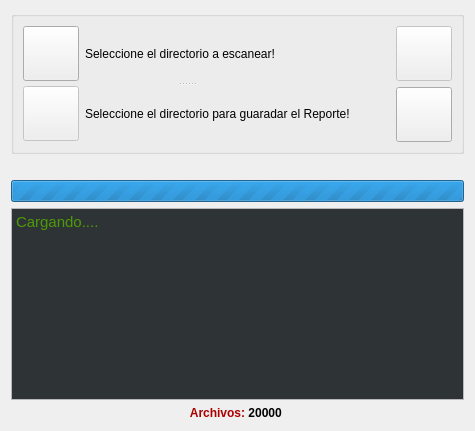
Above: ui_nsfw_scann.ui from sclMAX/NsfwReportExplorer before the change. Below: the same form after it.
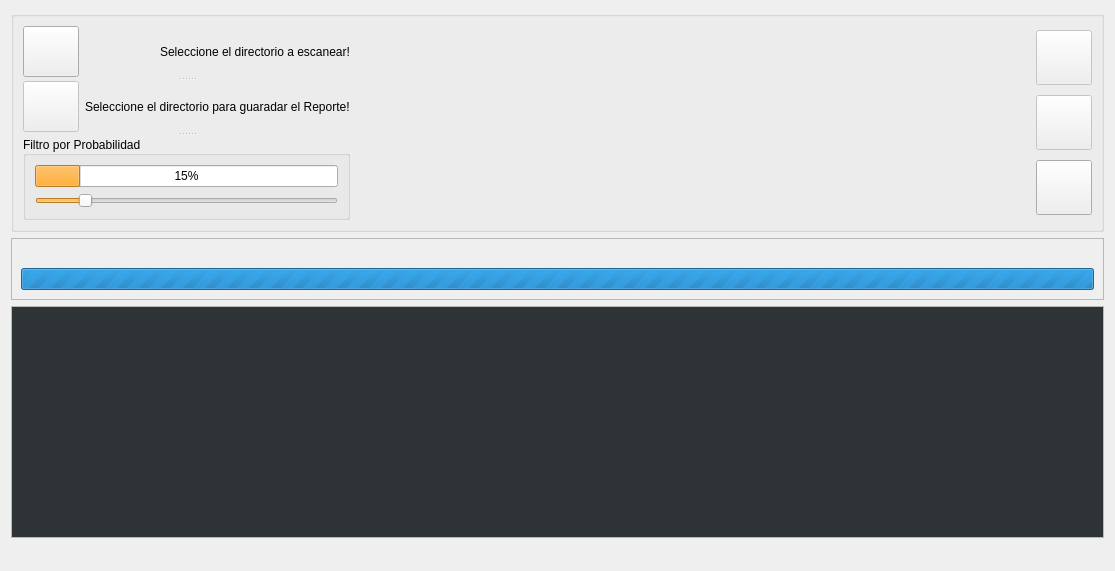
That is the form after the change. Icons and pictures are not drawn.

The edit to the form file:
```diff
--- a/ui_nsfw_scann.ui
+++ b/ui_nsfw_scann.ui
@@ -9,8 +9,8 @@
    <rect>
     <x>0</x>
     <y>0</y>
-    <width>992</width>
-    <height>439</height>
+    <width>1115</width>
+    <height>571</height>
    </rect>
   </property>
   <property name="sizePolicy">
@@ -21,7 +21,7 @@
   </property>
   <property name="maximumSize">
    <size>
-    <width>1240</width>
+    <width>16777215</width>
     <height>16777215</height>
    </size>
   </property>
@@ -46,7 +46,7 @@
   </property>
   <layout class="QVBoxLayout" name="verticalLayout_2">
    <property name="sizeConstraint">
-    <enum>QLayout::SetFixedSize</enum>
+    <enum>QLayout::SetDefaultConstraint</enum>
    </property>
    <item alignment="Qt::AlignTop">
     <widget class="QGroupBox" name="groupBox">
@@ -76,12 +76,12 @@
           <property name="sizeConstraint">
            <enum>QLayout::SetDefaultConstraint</enum>
           </property>
-          <item>
+          <item alignment="Qt::AlignLeft">
            <widget class="QToolButton" name="btnScannFolder">
             <property name="minimumSize">
              <size>
-              <width>48</width>
-              <height>48</height>
+              <width>50</width>
+              <height>50</height>
              </size>
             </property>
             <property name="toolTip">
@@ -125,15 +125,21 @@
         </widget>
         <widget class="QWidget" name="layoutWidget">
          <layout class="QHBoxLayout" name="horizontalLayout_2">
-          <item>
-           <widget class="QToolButton" name="btnSave">
+          <item alignment="Qt::AlignLeft">
+           <widget class="QToolButton" name="btnSaveFolder">
             <property name="enabled">
              <bool>false</bool>
             </property>
+            <property name="sizePolicy">
+             <sizepolicy hsizetype="MinimumExpanding" vsizetype="MinimumExpanding">
+              <horstretch>0</horstretch>
+              <verstretch>0</verstretch>
+             </sizepolicy>
+            </property>
             <property name="minimumSize">
              <size>
-              <width>48</width>
-              <height>48</height>
+              <width>50</width>
+              <height>50</height>
              </size>
             </property>
             <property name="statusTip">
@@ -181,6 +187,125 @@
           </item>
          </layout>
         </widget>
+        <widget class="QGroupBox" name="groupBox_2">
+         <property name="sizePolicy">
+          <sizepolicy hsizetype="Expanding" vsizetype="Fixed">
+           <horstretch>0</horstretch>
+           <verstretch>0</verstretch>
+          </sizepolicy>
+         </property>
+         <property name="minimumSize">
+          <size>
+           <width>0</width>
+           <height>0</height>
+          </size>
+         </property>
+         <property name="title">
+          <string>Filtro por Probabilidad </string>
+         </property>
+         <property name="alignment">
+          <set>Qt::AlignLeading|Qt::AlignLeft|Qt::AlignVCenter</set>
+         </property>
+         <layout class="QVBoxLayout" name="verticalLayout_3">
+          <property name="sizeConstraint">
+           <enum>QLayout::SetDefaultConstraint</enum>
+          </property>
+          <item>
+           <widget class="QProgressBar" name="progressBarScore">
+            <property name="palette">
+             <palette>
+              <active>
+               <colorrole role="Highlight">
+                <brush brushstyle="SolidPattern">
+                 <color alpha="255">
+                  <red>252</red>
+                  <green>175</green>
+                  <blue>62</blue>
+                 </color>
+                </brush>
+               </colorrole>
+              </active>
+              <inactive>
+               <colorrole role="Highlight">
+                <brush brushstyle="SolidPattern">
+                 <color alpha="255">
+                  <red>252</red>
+                  <green>175</green>
+                  <blue>62</blue>
+                 </color>
+                </brush>
+               </colorrole>
+              </inactive>
+              <disabled>
+               <colorrole role="Highlight">
+                <brush brushstyle="SolidPattern">
+                 <color alpha="255">
+                  <red>145</red>
+                  <green>141</green>
+                  <blue>126</blue>
+                 </color>
+                </brush>
+               </colorrole>
+              </disabled>
+             </palette>
+            </property>
+            <property name="value">
+             <number>15</number>
+            </property>
+           </widget>
+          </item>
+          <item>
+           <widget class="QSlider" name="selScore">
+            <property name="palette">
+             <palette>
+              <active>
+               <colorrole role="Highlight">
+                <brush brushstyle="SolidPattern">
+                 <color alpha="255">
+                  <red>252</red>
+                  <green>175</green>
+                  <blue>62</blue>
+                 </color>
+                </brush>
+               </colorrole>
+              </active>
+              <inactive>
+               <colorrole role="Highlight">
+                <brush brushstyle="SolidPattern">
+                 <color alpha="255">
+                  <red>252</red>
+                  <green>175</green>
+                  <blue>62</blue>
+                 </color>
+                </brush>
+               </colorrole>
+              </inactive>
+              <disabled>
+               <colorrole role="Highlight">
+                <brush brushstyle="SolidPattern">
+                 <color alpha="255">
+                  <red>145</red>
+                  <green>141</green>
+                  <blue>126</blue>
+                 </color>
+                </brush>
+               </colorrole>
+              </disabled>
+             </palette>
+            </property>
+            <property name="maximum">
+             <number>100</number>
+            </property>
+            <property name="value">
+             <number>15</number>
+            </property>
+            <property name="orientation">
+             <enum>Qt::Horizontal</enum>
+            </property>
+           </widget>
+          </item>
+         </layout>
+        </widget>
        </widget>
       </item>
       <item>
@@ -206,6 +331,12 @@
           <property name="enabled">
            <bool>false</bool>
           </property>
+          <property name="minimumSize">
+           <size>
+            <width>50</width>
+            <height>50</height>
+           </size>
+          </property>
           <property name="statusTip">
            <string>Iniciar Escaneo.</string>
           </property>
@@ -224,8 +355,43 @@
           </property>
          </widget>
         </item>
+        <item>
+         <widget class="QToolButton" name="btnSave">
+          <property name="enabled">
+           <bool>false</bool>
+          </property>
+          <property name="minimumSize">
+           <size>
+            <width>50</width>
+            <height>50</height>
+           </size>
+          </property>
+          <property name="toolTip">
+           <string>Guardar Reporte.</string>
+          </property>
+          <property name="text">
+           <string/>
+          </property>
+          <property name="icon">
+           <iconset>
+            <normaloff>icons/icon-save-floppy.png</normaloff>icons/icon-save-floppy.png</iconset>
+          </property>
+          <property name="iconSize">
+           <size>
+            <width>48</width>
+            <height>48</height>
+           </size>
+          </property>
+         </widget>
+        </item>
         <item>
          <widget class="QToolButton" name="btnClose">
+          <property name="minimumSize">
+           <size>
+            <width>50</width>
+            <height>50</height>
+           </size>
+          </property>
           <property name="statusTip">
            <string>Cerrar.</string>
           </property>
@@ -250,32 +416,60 @@
     </widget>
    </item>
    <item alignment="Qt::AlignTop">
-    <widget class="QLabel" name="lblProgressBar">
-     <property name="text">
-      <string/>
+    <widget class="QFrame" name="frame">
+     <property name="minimumSize">
+      <size>
+       <width>0</width>
+       <height>0</height>
+      </size>
      </property>
-     <property name="wordWrap">
-      <bool>false</bool>
+     <property name="frameShape">
+      <enum>QFrame::StyledPanel</enum>
      </property>
-    </widget>
-   </item>
-   <item alignment="Qt::AlignTop">
-    <widget class="QProgressBar" name="progressBar">
-     <property name="maximum">
-      <number>0</number>
+     <property name="frameShadow">
+      <enum>QFrame::Raised</enum>
      </property>
-     <property name="value">
-      <number>-1</number>
-     </property>
-     <property name="alignment">
-      <set>Qt::AlignCenter</set>
-     </property>
+     <layout class="QVBoxLayout" name="verticalLayout_4">
+      <item alignment="Qt::AlignTop">
+       <widget class="QLabel" name="lblProgressBar">
+        <property name="sizePolicy">
+         <sizepolicy hsizetype="Expanding" vsizetype="Fixed">
+          <horstretch>0</horstretch>
+          <verstretch>0</verstretch>
+         </sizepolicy>
+        </property>
+        <property name="text">
+         <string/>
+        </property>
+        <property name="wordWrap">
+         <bool>false</bool>
+        </property>
+       </widget>
+      </item>
+      <item alignment="Qt::AlignTop">
+       <widget class="QProgressBar" name="progressBar">
+        <property name="maximum">
+         <number>0</number>
+        </property>
+        <property name="value">
+         <number>-1</number>
+        </property>
+        <property name="alignment">
+         <set>Qt::AlignCenter</set>
+        </property>
+       </widget>
+      </item>
+     </layout>
+     <zorder>selScore</zorder>
+     <zorder>progressBarScore</zorder>
+     <zorder>progressBar</zorder>
+     <zorder>lblProgressBar</zorder>
     </widget>
    </item>
    <item>
     <widget class="QTextEdit" name="txtLog">
      <property name="sizePolicy">
-      <sizepolicy hsizetype="MinimumExpanding" vsizetype="MinimumExpanding">
+      <sizepolicy hsizetype="Expanding" vsizetype="Expanding">
        <horstretch>0</horstretch>
        <verstretch>0</verstretch>
       </sizepolicy>
@@ -344,40 +538,95 @@
        </disabled>
       </palette>
      </property>
+     <property name="autoFillBackground">
+      <bool>false</bool>
+     </property>
+     <property name="frameShape">
+      <enum>QFrame::StyledPanel</enum>
+     </property>
+     <property name="horizontalScrollBarPolicy">
+      <enum>Qt::ScrollBarAlwaysOff</enum>
+     </property>
+     <property name="sizeAdjustPolicy">
+      <enum>QAbstractScrollArea::AdjustIgnored</enum>
+     </property>
      <property name="readOnly">
       <bool>true</bool>
      </property>
-     <property name="html">
-      <string>&lt;!DOCTYPE HTML PUBLIC &quot;-//W3C//DTD HTML 4.0//EN&quot; &quot;http://www.w3.org/TR/REC-html40/strict.dtd&quot;&gt;
-&lt;html&gt;&lt;head&gt;&lt;meta name=&quot;qrichtext&quot; content=&quot;1&quot; /&gt;&lt;style type=&quot;text/css&quot;&gt;
-p, li { white-space: pre-wrap; }
-&lt;/style&gt;&lt;/head&gt;&lt;body style=&quot; font-family:'MS Shell Dlg 2'; font-size:7.8pt; font-weight:400; font-style:normal;&quot;&gt;
-&lt;p style=&quot; margin-top:0px; margin-bottom:0px; margin-left:0px; margin-right:0px; -qt-block-indent:0; text-indent:0px;&quot;&gt;&lt;span style=&quot; font-family:'Ubuntu'; font-size:11pt;&quot;&gt;Cargando....&lt;/span&gt;&lt;/p&gt;&lt;/body&gt;&lt;/html&gt;</string>
+     <property name="acceptRichText">
+      <bool>false</bool>
      </property>
     </widget>
    </item>
-   <item>
-    <widget class="QLabel" name="lblResumen">
+   <item alignment="Qt::AlignBottom">
+    <widget class="QLabel" name="lblScannStatus">
+     <property name="sizePolicy">
+      <sizepolicy hsizetype="Expanding" vsizetype="Fixed">
+       <horstretch>0</horstretch>
+       <verstretch>0</verstretch>
+      </sizepolicy>
+     </property>
      <property name="maximumSize">
       <size>
-       <width>1240</width>
+       <width>16777215</width>
        <height>16777215</height>
       </size>
      </property>
+     <property name="palette">
+      <palette>
+       <active>
+        <colorrole role="Text">
+         <brush brushstyle="SolidPattern">
+          <color alpha="255">
+           <red>32</red>
+           <green>74</green>
+           <blue>135</blue>
+          </color>
+         </brush>
+        </colorrole>
+       </active>
+       <inactive>
+        <colorrole role="Text">
+         <brush brushstyle="SolidPattern">
+          <color alpha="255">
+           <red>32</red>
+           <green>74</green>
+           <blue>135</blue>
+          </color>
+         </brush>
+        </colorrole>
+       </inactive>
+       <disabled>
+        <colorrole role="Text">
+         <brush brushstyle="SolidPattern">
+          <color alpha="255">
+           <red>190</red>
+           <green>190</green>
+           <blue>190</blue>
+          </color>
+         </brush>
+        </colorrole>
+       </disabled>
+      </palette>
+     </property>
      <property name="font">
       <font>
-       <weight>75</weight>
-       <bold>true</bold>
+       <family>aakar</family>
+       <weight>50</weight>
+       <bold>false</bold>
       </font>
      </property>
+     <property name="autoFillBackground">
+      <bool>true</bool>
+     </property>
      <property name="text">
-      <string>&lt;html&gt;&lt;head/&gt;&lt;body&gt;&lt;p align=&quot;center&quot;&gt;&lt;span style=&quot; color:#aa0000;&quot;&gt;Archivos:&lt;/span&gt; 20000 &lt;/p&gt;&lt;/body&gt;&lt;/html&gt;</string>
+      <string/>
      </property>
      <property name="textFormat">
-      <enum>Qt::AutoText</enum>
+      <enum>Qt::PlainText</enum>
      </property>
      <property name="alignment">
-      <set>Qt::AlignCenter</set>
+      <set>Qt::AlignLeading|Qt::AlignLeft|Qt::AlignVCenter</set>
      </property>
      <property name="wordWrap">
       <bool>false</bool>
```
Left out of the diff: 2 changed lines with no effect on the pictures.
